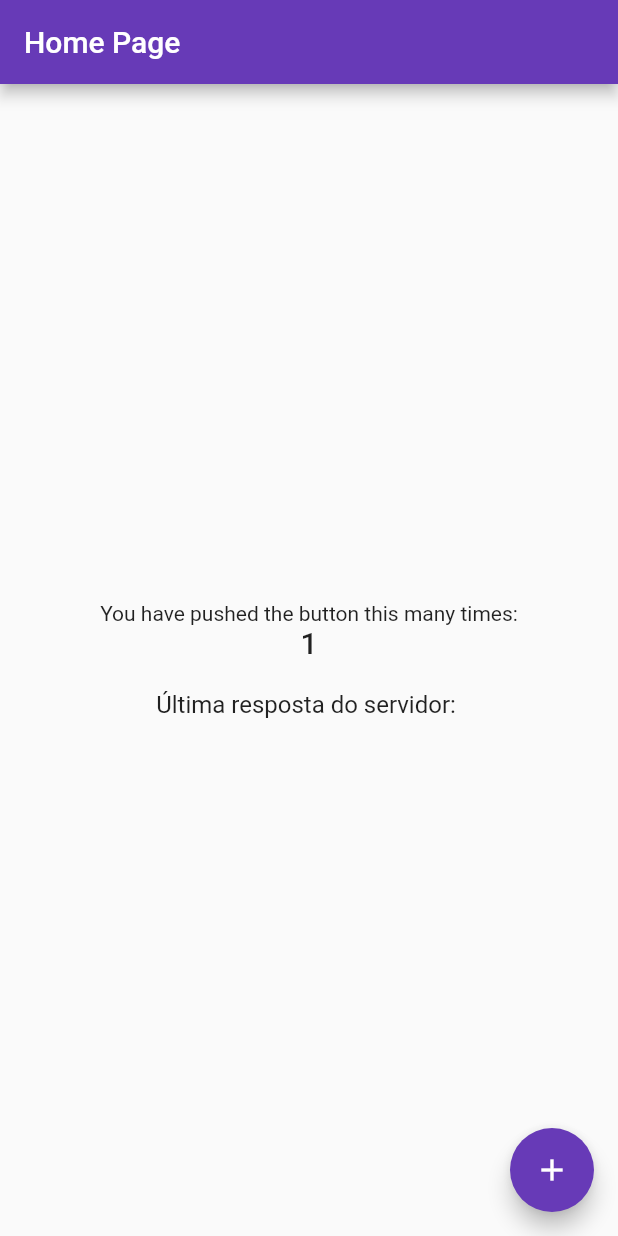
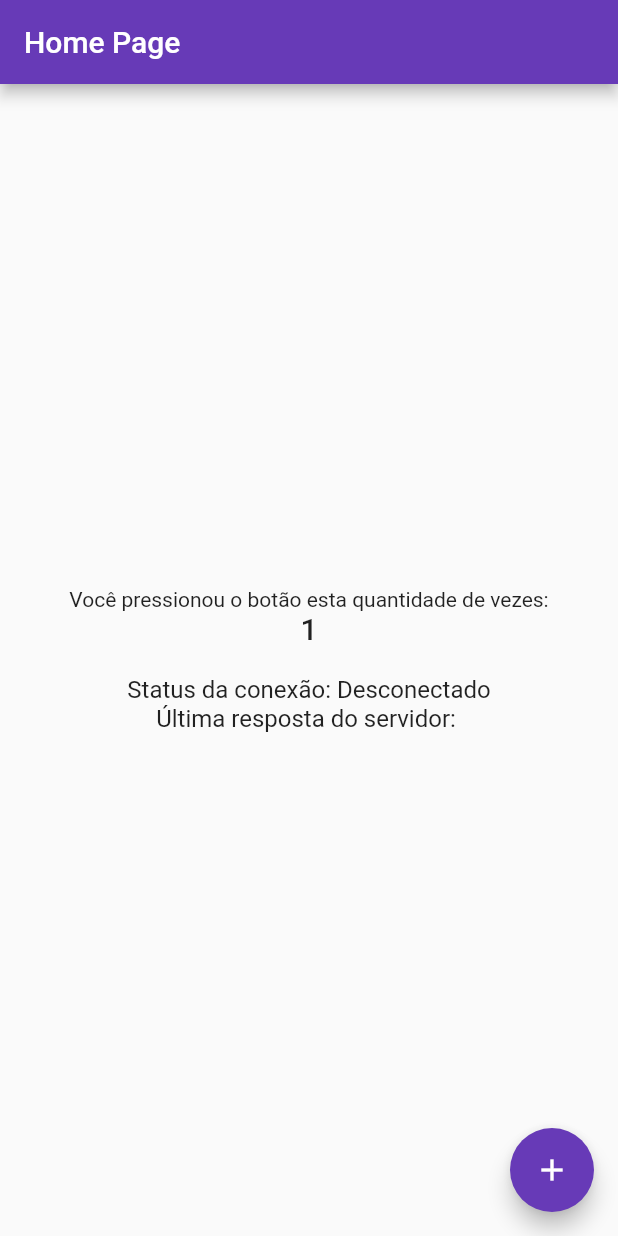
Before and after one commit to Gustavo653/MediaShow, a Flutter app: the screen it shows after launch, after a tap on the "add" icon, on a phone screen of 412 x 824 dp. Run offline on Flutter 3.47's test engine with Material 2 defaults, Android fonts, the light colour scheme and no system bars; network calls fail.

Commit message:
Melhorando conexão com servidor

```diff
--- a/app_flutter/lib/home.dart
+++ b/app_flutter/lib/home.dart
@@ -13,23 +13,44 @@ class HomePage extends StatefulWidget {
 class _HomePageState extends State<HomePage> {
   int _counter = 0;
   String _lastMessage = '';
+  bool _isConnected = false;
   late WebSocketChannel _channel;
 
   @override
   void initState() {
     super.initState();
+    _connectToWebSocket();
+  }
+
+  void _connectToWebSocket() {
     _channel = WebSocketChannel.connect(Uri.parse('ws://192.168.0.17:3000'));
-    _channel.stream.listen((message) {
-      setState(() {
-        _lastMessage = message;
-      });
-      print('Mensagem recebida do servidor: $message');
-    }, onDone: () {
-      print('Conexão WebSocket fechada');
-    }, onError: (error) {
-      print('Erro na conexão WebSocket: $error');
+    _channel.stream.listen(
+      (message) {
+        setState(() {
+          _isConnected = true;
+          _lastMessage = message;
+        });
+      },
+      onDone: () {
+        setState(() {
+          _isConnected = false;
+        });
+        Future.delayed(const Duration(seconds: 5), () {
+          _connectToWebSocket();
+        });
+      },
+      onError: (error) {
+        setState(() {
+          _isConnected = false;
+        });
+        Future.delayed(const Duration(seconds: 5), () {
+          _connectToWebSocket();
+        });
+      },
+    );
+    setState(() {
+      _isConnected = true;
     });
-    print('Conexão WebSocket estabelecida');
   }
 
   @override
@@ -55,16 +76,20 @@ class _HomePageState extends State<HomePage> {
           mainAxisAlignment: MainAxisAlignment.center,
           children: <Widget>[
             const Text(
-              'You have pushed the button this many times:',
+              'Você pressionou o botão esta quantidade de vezes:',
             ),
             Text(
               '$_counter',
-              style: Theme.of(context).textTheme.headline6,
+              style: Theme.of(context).textTheme.titleLarge,
             ),
             const SizedBox(height: 20),
             Text(
+              'Status da conexão: ${_isConnected ? "Conectado" : "Desconectado"}',
+              style: Theme.of(context).textTheme.titleMedium,
+            ),
+            Text(
               'Última resposta do servidor: $_lastMessage',
-              style: Theme.of(context).textTheme.subtitle1,
+              style: Theme.of(context).textTheme.titleMedium,
             ),
           ],
         ),
```
Also changed, not shown: 1 other file.
